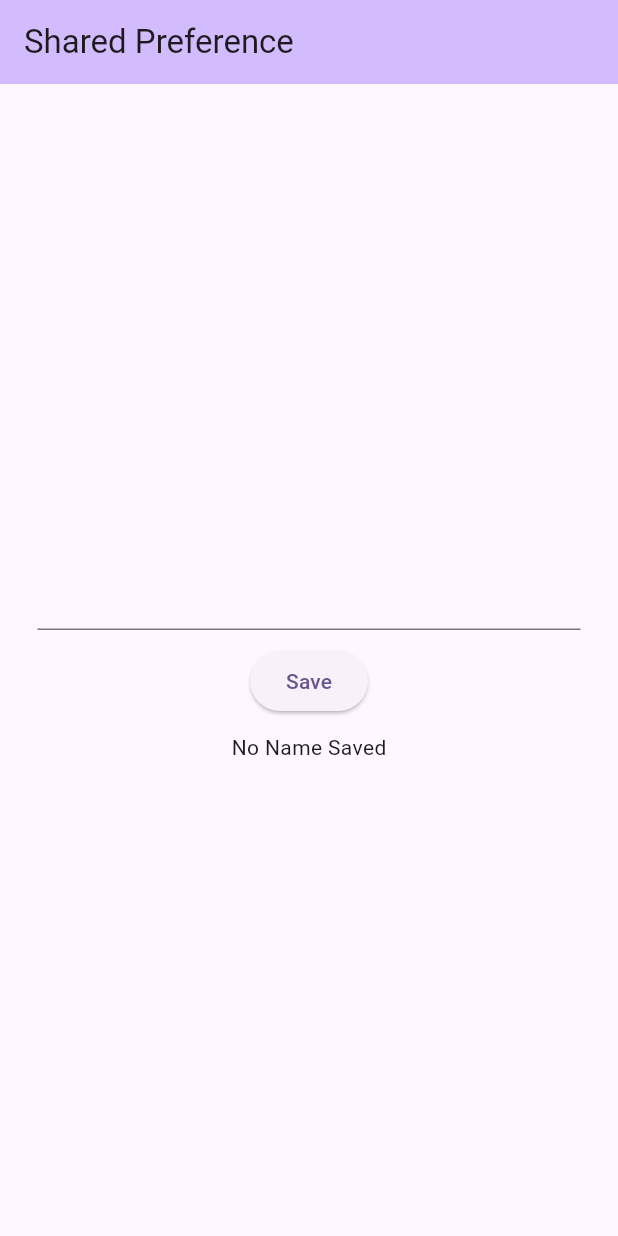
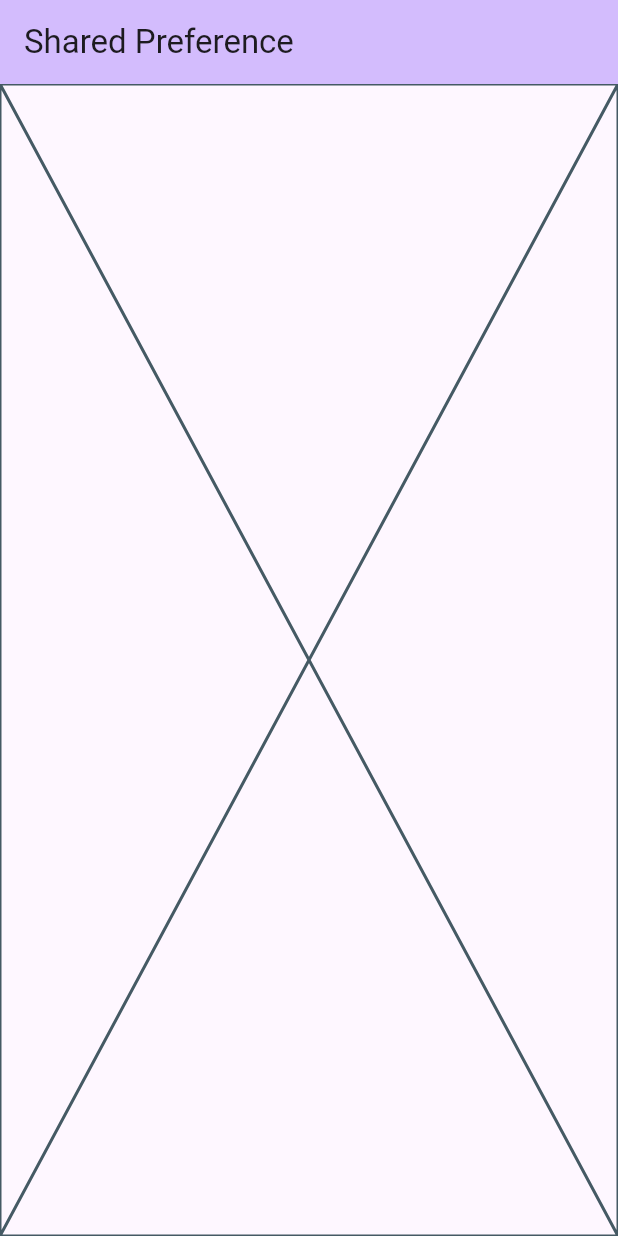
Before and after one commit to AnirudhDas01/flutter_prac_2, a Flutter app: the screen it shows after launch, on a phone screen of 412 x 824 dp. Run offline on Flutter 3.47's test engine with Material 3 defaults, Android fonts, the phone set to English and light mode, and no system bars; our stand-ins replace shared_preferences.

Commit message:
code update

```diff
--- a/lib/main.dart
+++ b/lib/main.dart
@@ -56,30 +56,7 @@ class _MyHomePageState extends State<MyHomePage> {
         backgroundColor: Theme.of(context).colorScheme.inversePrimary,
         title: Text("Shared Preference"),
       ),
-      body: Padding(
-        padding: const EdgeInsets.all(25.0),
-
-        child: Column(
-          mainAxisAlignment: MainAxisAlignment.center,
-          spacing: 10,
-          children: [
-            TextField(controller: nameController),
-            ElevatedButton(
-              onPressed: () async {
-                var pref = await SharedPreferences.getInstance();
-                if (nameController.text.toString().isNotEmpty) {
-                  pref.setString(NAME_KEY, nameController.text.toString());
-                  setState(() {
-                    fetchedVal = nameController.text.toString();
-                  });
-                }
-              },
-              child: Text("Save"),
-            ),
-            Text(fetchedVal),
-          ],
-        ),
-      ),
+      body:  Placeholder(),
     );
   }
 }
```
